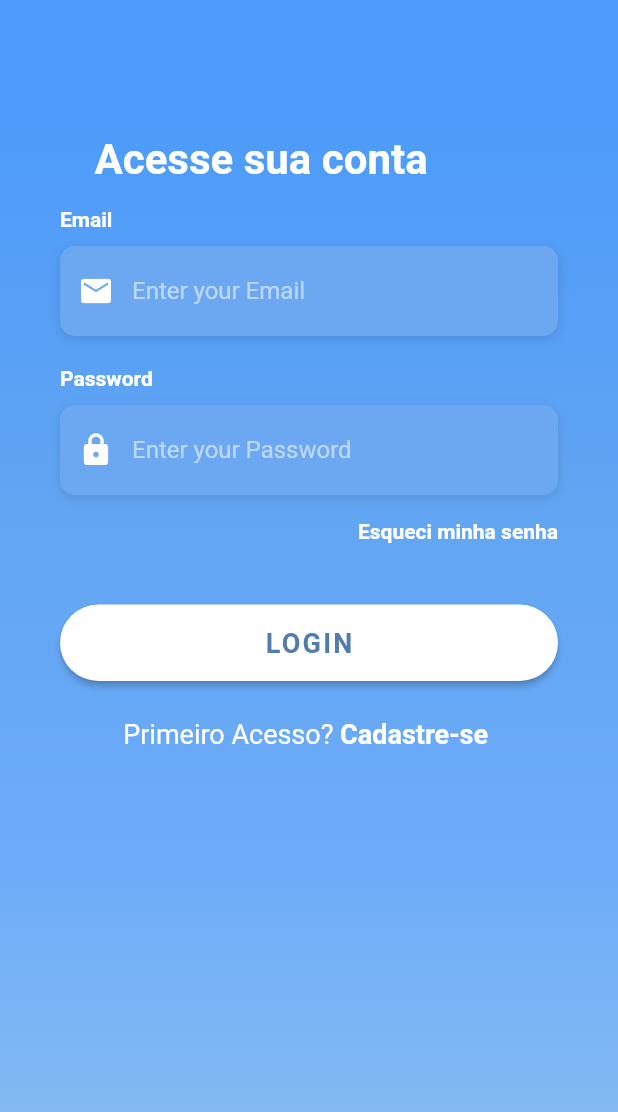
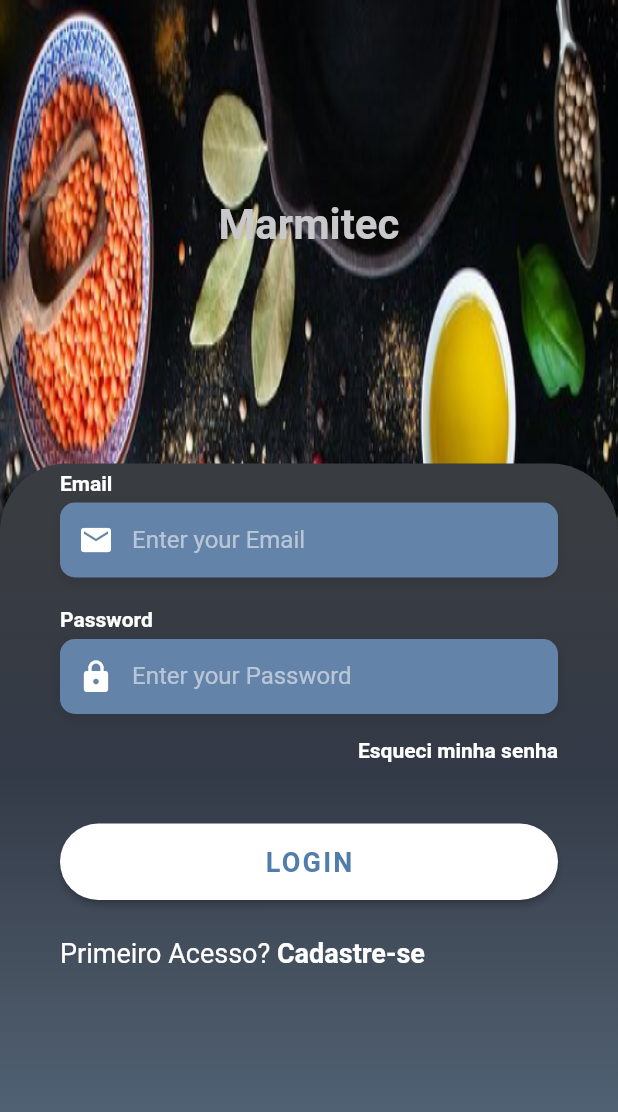
Before and after one commit to neipoeta/marmitec, a Flutter app: the screen it shows after launch, on a phone screen of 412 x 824 dp. Shown: the top 1112 px of the screen. Run offline on Flutter 3.47's test engine with Material 2 defaults, Android fonts, the phone set to English and light mode, and no system bars; our stand-ins replace awesome_notifications, get; missing offline and left inert: ndialog; Roboto replaces fonts that are missing (OpenSans).

Commit message:
trabalhando ui login

```diff
--- a/lib/pages/login/login_page.dart
+++ b/lib/pages/login/login_page.dart
@@ -22,7 +22,35 @@ class LoginPage extends GetView<LoginController> {
       child: Scaffold(
         key: skaffoldKey,
         drawer: DrawerPadrao(true),
-        body: AnnotatedRegion<SystemUiOverlayStyle>(
+        body: Container(
+          decoration: const BoxDecoration(
+            image: DecorationImage(
+                image: AssetImage('assets/images/logo.png'),
+                fit: BoxFit.fill,
+                opacity: 1),
+          ),
+          child: Column(
+            children: [
+              Expanded(
+                flex: 3,
+                child: Column(
+                  mainAxisAlignment: MainAxisAlignment.center,
+                  children: const [
+                    Text(
+                      'Marmitec',
+                      style: TextStyle(
+                        color: Color.fromARGB(255, 201, 201, 203),
+                        fontSize: 28,
+                        fontWeight: FontWeight.bold,
+                      ),
+                    ),
+                    SizedBox(height: 10),
+                  ],
+                ),
+              ),
+              Expanded(
+                flex: 5,
+                child: AnnotatedRegion<SystemUiOverlayStyle>(
                   value: SystemUiOverlayStyle.light,
                   child: GestureDetector(
                     onTap: () => FocusScope.of(context).unfocus(),
@@ -32,14 +60,17 @@ class LoginPage extends GetView<LoginController> {
                           width: double.infinity,
                           height: double.infinity,
                           decoration: const BoxDecoration(
+                            borderRadius: BorderRadius.vertical(
+                              top: Radius.circular(45),
+                            ),
                             gradient: LinearGradient(
                               begin: Alignment.topCenter,
                               end: Alignment.bottomCenter,
                               colors: [
-                        Color.fromARGB(255, 77, 155, 250),
-                        Color.fromARGB(255, 97, 165, 243),
-                        Color.fromARGB(255, 109, 172, 249),
-                        Color.fromARGB(255, 131, 186, 242),
+                                Color.fromARGB(255, 57, 60, 65),
+                                Color.fromARGB(255, 51, 58, 71),
+                                Color.fromARGB(255, 73, 85, 100),
+                                Color.fromARGB(255, 81, 102, 122),
                               ],
                               stops: [0.1, 0.4, 0.7, 0.9],
                             ),
@@ -50,55 +81,32 @@ class LoginPage extends GetView<LoginController> {
                               physics: const AlwaysScrollableScrollPhysics(),
                               padding: const EdgeInsets.symmetric(
                                 horizontal: 40.0,
-                        vertical: 75.0,
+                                vertical: 5.0,
                               ),
                               child: Column(
+                                crossAxisAlignment: CrossAxisAlignment.start,
                                 children: [
-                          Padding(
-                            padding: const EdgeInsets.symmetric(
-                                horizontal: 8.0, vertical: 15),
-                            child: Row(
-                              mainAxisAlignment: MainAxisAlignment.start,
-                              children: [
-                                Container(
-                                  margin: const EdgeInsets.only(left: 15),
-                                  child: const Text(
-                                    'Acesse sua conta',
-                                    style: TextStyle(
-                                      color: Colors.white,
-                                      fontFamily: 'OpenSans',
-                                      fontSize: 28.0,
-                                      fontWeight: FontWeight.bold,
-                                    ),
-                                  ),
-                                ),
-                              ],
-                            ),
-                          ),
-                          Column(
-                            crossAxisAlignment: CrossAxisAlignment.start,
-                            children: <Widget>[
-                              Text(
+                                  const Text(
                                     'Email',
                                     style: kLabelStyle,
                                   ),
-                              const SizedBox(height: 10.0),
+                                  const SizedBox(height: 5.0),
                                   Container(
                                     margin: const EdgeInsets.only(bottom: 20),
                                     alignment: Alignment.centerLeft,
                                     decoration: kBoxDecorationStyle,
-                                height: 60.0,
-                                child: TextField(
+                                    height: 50.0,
+                                    child: const TextField(
                                       keyboardType: TextInputType.emailAddress,
-                                  style: const TextStyle(
+                                      style: TextStyle(
                                         color: Colors.white,
                                         fontFamily: 'OpenSans',
                                       ),
                                       decoration: InputDecoration(
                                         border: InputBorder.none,
                                         contentPadding:
-                                        const EdgeInsets.only(top: 14.0),
-                                    prefixIcon: const Icon(
+                                            EdgeInsets.only(top: 14.0),
+                                        prefixIcon: Icon(
                                           Icons.email,
                                           color: Colors.white,
                                         ),
@@ -107,31 +115,30 @@ class LoginPage extends GetView<LoginController> {
                                       ),
                                     ),
                                   ),
-                            ],
-                          ),
                                   Column(
-                            crossAxisAlignment: CrossAxisAlignment.start,
+                                    crossAxisAlignment:
+                                        CrossAxisAlignment.start,
                                     children: <Widget>[
-                              Text(
+                                      const Text(
                                         'Password',
                                         style: kLabelStyle,
                                       ),
-                              const SizedBox(height: 10.0),
+                                      const SizedBox(height: 5.0),
                                       Container(
                                         alignment: Alignment.centerLeft,
                                         decoration: kBoxDecorationStyle,
-                                height: 60.0,
-                                child: TextField(
+                                        height: 50.0,
+                                        child: const TextField(
                                           obscureText: true,
-                                  style: const TextStyle(
+                                          style: TextStyle(
                                             color: Colors.white,
                                             fontFamily: 'OpenSans',
                                           ),
                                           decoration: InputDecoration(
                                             border: InputBorder.none,
                                             contentPadding:
-                                        const EdgeInsets.only(top: 14.0),
-                                    prefixIcon: const Icon(
+                                                EdgeInsets.only(top: 14.0),
+                                            prefixIcon: Icon(
                                               Icons.lock,
                                               color: Colors.white,
                                             ),
@@ -167,15 +174,16 @@ class LoginPage extends GetView<LoginController> {
                                   Container(
                                     alignment: Alignment.centerRight,
                                     child: Padding(
-                              padding:
-                                  const EdgeInsets.symmetric(vertical: 16.0),
+                                      padding: const EdgeInsets.symmetric(
+                                          vertical: 16.0),
                                       child: GestureDetector(
-                                child: Text(
+                                        child: const Text(
                                           'Esqueci minha senha',
                                           style: kLabelStyle,
                                         ),
                                         onTap: () async {
-                                  if (_loginController.text.length < 6) {
+                                          if (_loginController.text.length <
+                                              6) {
                                             showDialog(
                                               context: context,
                                               builder: (c) {
@@ -187,9 +195,11 @@ class LoginPage extends GetView<LoginController> {
                                                     ButtonBar(
                                                       children: <Widget>[
                                                         ElevatedButton(
-                                                  child: const Text("Ok"),
+                                                          child:
+                                                              const Text("Ok"),
                                                           onPressed: () {
-                                                    Navigator.pop(context);
+                                                            Navigator.pop(
+                                                                context);
                                                           },
                                                         ),
                                                       ],
@@ -271,15 +281,18 @@ class LoginPage extends GetView<LoginController> {
                                   //   ),
                                   // ),
                                   Container(
-                            padding: const EdgeInsets.symmetric(vertical: 25.0),
+                                    padding: const EdgeInsets.symmetric(
+                                        vertical: 25.0),
                                     width: double.infinity,
                                     child: ElevatedButton(
-                              onPressed: () => print('Login Button Pressed'),
+                                      onPressed: () =>
+                                          print('Login Button Pressed'),
                                       style: ElevatedButton.styleFrom(
                                         backgroundColor: Colors.white,
                                         padding: const EdgeInsets.all(15.0),
                                         shape: RoundedRectangleBorder(
-                                  borderRadius: BorderRadius.circular(30.0),
+                                          borderRadius:
+                                              BorderRadius.circular(30.0),
                                         ),
                                       ),
                                       child: const Text(
@@ -295,7 +308,8 @@ class LoginPage extends GetView<LoginController> {
                                     ),
                                   ),
                                   GestureDetector(
-                            onTap: () => print('Sign Up Button Pressed'),
+                                    onTap: () =>
+                                        print('Sign Up Button Pressed'),
                                     child: RichText(
                                       text: const TextSpan(
                                         children: [
@@ -329,6 +343,10 @@ class LoginPage extends GetView<LoginController> {
                   ),
                 ),
               ),
+            ],
+          ),
+        ),
+      ),
     );
   }
 
--- a/lib/utils/constantes.dart
+++ b/lib/utils/constantes.dart
@@ -12,7 +12,7 @@ const kLabelStyle = TextStyle(
 );
 
 final kBoxDecorationStyle = BoxDecoration(
-  color: const Color(0xFF6CA8F1),
+  color: const Color.fromARGB(255, 100, 131, 168),
   borderRadius: BorderRadius.circular(10.0),
   boxShadow: const [
     BoxShadow(
--- a/pubspec.yaml
+++ b/pubspec.yaml
@@ -35,3 +35,6 @@ dev_dependencies:
 
 flutter:
   uses-material-design: true
+
+  assets:
+    - assets/images/
```
Also changed, not shown: assets/images/logo.png (added). Lines whose indentation alone changed are shown as unchanged.
